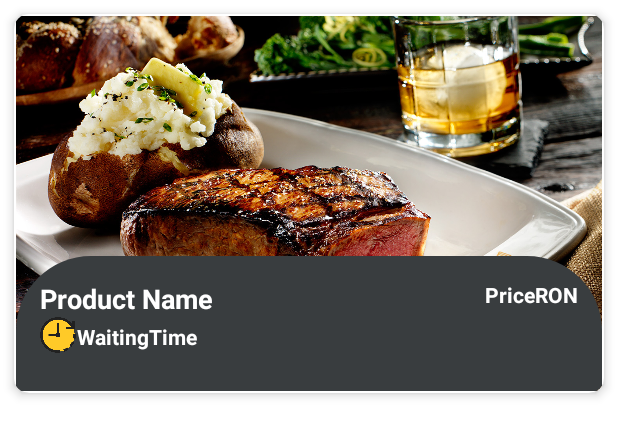
After one commit to 6ndrei/AppRestaurant, an Android app built with Jetpack Compose: the layout item_categ_menu.xml on its own in the app's theme, with its tools: preview values and no code run, on a phone screen of 412 x 824 dp. The commit adds this screen. Shown: the top 436 px of the screen. Run offline under Robolectric (Android 15) with nearby library versions, the phone set to English and light mode, and no system bars.

Commit message:
11/7/2024

```diff
--- a/app/build.gradle.kts
+++ b/app/build.gradle.kts
@@ -56,9 +56,13 @@ dependencies {
     implementation(platform("com.google.firebase:firebase-bom:33.1.1"))
     implementation("com.google.firebase:firebase-analytics")
     implementation("com.google.firebase:firebase-firestore")
+    implementation("com.google.firebase:firebase-database:21.0.0")
+    implementation("com.google.firebase:firebase-core:21.1.1")
     implementation("com.google.firebase:firebase-auth")
     implementation("com.google.firebase:firebase-storage:21.0.0")
     implementation("com.squareup.picasso:picasso:2.71828")
+    implementation("com.github.bumptech.glide:glide:4.16.0")
+    annotationProcessor("com.github.bumptech.glide:compiler:4.12.0")
     implementation(libs.appcompat)
     implementation(libs.material)
     implementation("com.squareup.okhttp3:okhttp:4.12.0")
--- a/app/src/main/java/com/example/apprestaurant/MainActivity.java
+++ b/app/src/main/java/com/example/apprestaurant/MainActivity.java
@@ -35,7 +35,7 @@ public class MainActivity extends AppCompatActivity {
 
         BottomNavigationView navView = findViewById(R.id.nav_view);
         AppBarConfiguration appBarConfiguration = new AppBarConfiguration.Builder(
-                R.id.navigation_acasa, R.id.navigation_catalog, R.id.navigation_cont)
+                R.id.navigation_catalog, R.id.navigation_cont)
                 .build();
         NavController navController = Navigation.findNavController(this, R.id.nav_host_fragment_activity_main);
         NavigationUI.setupWithNavController(binding.navView, navController);
--- /dev/null
+++ b/app/src/main/res/drawable/round_bg.xml
@@ -0,0 +1,10 @@
+<?xml version="1.0" encoding="utf-8"?>
+<layer-list xmlns:android="http://schemas.android.com/apk/res/android">
+    <item>
+        <shape android:shape="rectangle">
+            <solid android:color="#393d3f"/>
+            <corners android:topRightRadius="50dp" android:topLeftRadius="50dp"/>
+            <size android:width="90dp"/>
+        </shape>
+    </item>
+</layer-list>
--- /dev/null
+++ b/app/src/main/res/layout/item_categ_menu.xml
@@ -0,0 +1,93 @@
+<?xml version="1.0" encoding="utf-8"?>
+<androidx.cardview.widget.CardView xmlns:android="http://schemas.android.com/apk/res/android"
+    xmlns:tools="http://schemas.android.com/tools"
+    xmlns:app="http://schemas.android.com/apk/res-auto"
+    android:layout_width="match_parent"
+    android:layout_height="wrap_content"
+    android:layout_margin="9dp"
+    app:cardCornerRadius="10dp"
+    app:cardElevation="4dp">
+
+    <androidx.constraintlayout.widget.ConstraintLayout
+        android:layout_width="match_parent"
+        android:layout_height="match_parent"
+        android:padding="1dp">
+
+
+        <ImageView
+            android:id="@+id/item_img"
+            android:layout_width="match_parent"
+            android:layout_height="250dp"
+            android:scaleType="centerCrop"
+            android:src="@drawable/dinner"
+            app:layout_constraintTop_toTopOf="parent"
+            app:layout_constraintStart_toStartOf="parent"
+            app:layout_constraintEnd_toEndOf="parent" />
+
+        <androidx.constraintlayout.widget.ConstraintLayout
+            android:id="@+id/constraintLayout"
+            android:layout_width="match_parent"
+            android:layout_height="90dp"
+            android:background="@drawable/round_bg"
+            app:layout_constraintBottom_toBottomOf="parent"
+            app:layout_constraintEnd_toEndOf="parent"
+            app:layout_constraintStart_toStartOf="parent">
+
+            <TextView
+                android:id="@+id/item_name"
+                android:layout_width="wrap_content"
+                android:layout_height="wrap_content"
+                android:layout_marginStart="16dp"
+                android:layout_marginTop="16dp"
+                android:text="Product Name"
+                android:textColor="@android:color/white"
+                android:textSize="18sp"
+                android:textStyle="bold"
+                app:layout_constraintStart_toStartOf="parent"
+                app:layout_constraintTop_toTopOf="parent" />
+
+            <ImageView
+                android:id="@+id/waiting"
+                android:layout_width="25dp"
+                android:layout_height="25dp"
+                android:layout_marginStart="16dp"
+                android:layout_marginTop="40dp"
+                android:layout_marginBottom="25dp"
+                android:src="@drawable/clockwise"
+                app:layout_constraintBottom_toBottomOf="parent"
+                app:layout_constraintEnd_toStartOf="@+id/timing"
+                app:layout_constraintStart_toStartOf="parent"
+                app:layout_constraintTop_toTopOf="parent" />
+
+            <TextView
+                android:id="@+id/timing"
+                android:layout_width="wrap_content"
+                android:layout_height="wrap_content"
+                android:layout_marginTop="44dp"
+                android:layout_marginEnd="271dp"
+                android:layout_marginBottom="27dp"
+                android:text="WaitingTime"
+                android:textColor="@android:color/white"
+                android:textStyle="bold"
+                app:layout_constraintBottom_toBottomOf="parent"
+                app:layout_constraintEnd_toEndOf="parent"
+                app:layout_constraintStart_toEndOf="@+id/waiting"
+                app:layout_constraintTop_toTopOf="parent" />
+
+            <TextView
+                android:id="@+id/price"
+                android:layout_width="wrap_content"
+                android:layout_height="wrap_content"
+                android:layout_marginTop="16dp"
+                android:layout_marginEnd="16dp"
+                android:text="PriceRON"
+                android:textColor="@android:color/white"
+                android:textStyle="bold"
+                app:layout_constraintEnd_toEndOf="parent"
+                app:layout_constraintTop_toTopOf="parent" />
+
+        </androidx.constraintlayout.widget.ConstraintLayout>
+
+    </androidx.constraintlayout.widget.ConstraintLayout>
+
+</androidx.cardview.widget.CardView>
--- a/app/src/main/res/layout/item_menu.xml
+++ b/app/src/main/res/layout/item_menu.xml
@@ -2,8 +2,7 @@
 <LinearLayout xmlns:android="http://schemas.android.com/apk/res/android"
     android:layout_width="match_parent"
     android:layout_height="wrap_content"
-    android:orientation="vertical"
-    android:padding="8dp">
+    android:orientation="vertical">
 
     <ImageView
         android:id="@+id/imageView"
--- a/app/src/main/res/menu/bottom_nav_menu.xml
+++ b/app/src/main/res/menu/bottom_nav_menu.xml
@@ -1,10 +1,6 @@
 <?xml version="1.0" encoding="utf-8"?>
 <menu xmlns:android="http://schemas.android.com/apk/res/android">
 
-    <item
-        android:id="@+id/navigation_acasa"
-        android:icon="@drawable/ic_home_black_24dp"
-        android:title="Acasa" />
 
     <item
         android:id="@+id/navigation_catalog"
```
Also changed, not shown: app/src/main/java/com/example/apprestaurant/Account.java (+12 -13 lines), app/src/main/java/com/example/apprestaurant/adapters/CategAdapter.java (added, +59 -0 lines), app/src/main/java/com/example/apprestaurant/adapters/ItemCategAdapter.java (added, +61 -0 lines), app/src/main/java/com/example/apprestaurant/models/CategModel.java (added, +28 -0 lines), app/src/main/java/com/example/apprestaurant/models/ItemCategModel.java (added, +48 -0 lines), app/src/main/java/com/example/apprestaurant/ui/dashboard/DashboardFragment.java (+53 -20 lines), app/src/main/res/layout/fragment_dashboard.xml (+25 -5 lines), app/src/main/res/layout/item_categories.xml (added, +40 -0 lines), app/src/main/res/navigation/mobile_navigation.xml (+2 -6 lines), app/src/main/res/drawable/clockwise.png (added), app/src/main/res/drawable/dinner.jpg (added), app/src/main/res/drawable/non.png (added), app/src/main/res/drawable/pizza.png (added).
